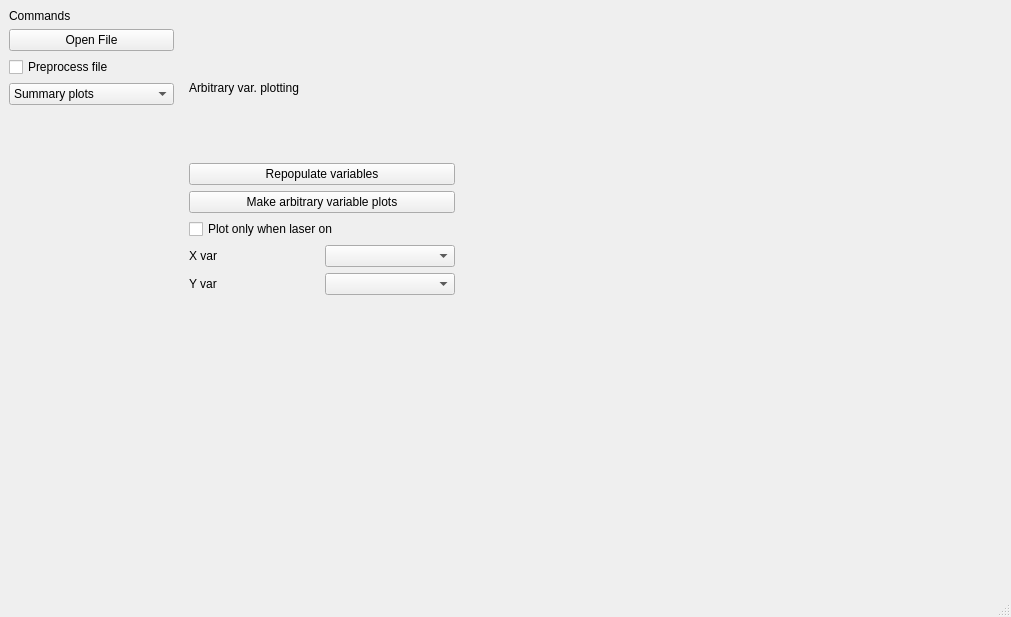
Qt form qt_poc/ui/main_window.ui (sw580844/ngif_romar) before a commit.
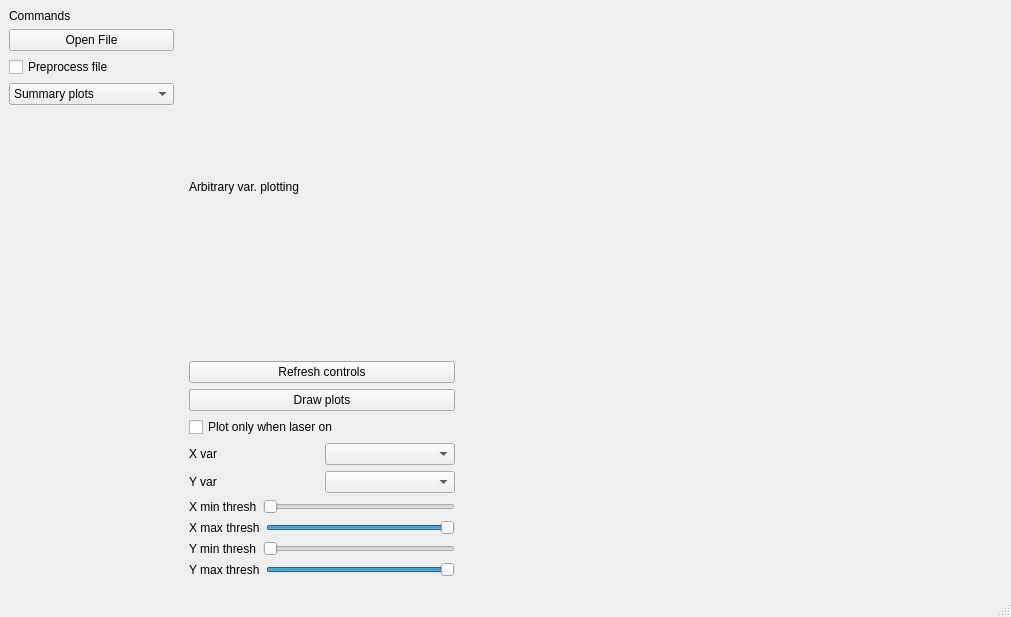
The same form after that commit.

Commit message: Some pylint fixes, also added threshs to arb var plots

```diff
--- a/qt_poc/ui/main_window.ui
+++ b/qt_poc/ui/main_window.ui
@@ -208,14 +208,14 @@
               <item>
                <widget class="QPushButton" name="page3_pushbutton_repopulate">
                 <property name="text">
-                 <string>Repopulate variables</string>
+                 <string>Refresh controls</string>
                 </property>
                </widget>
               </item>
               <item>
                <widget class="QPushButton" name="page3_pushbutton_makeplots">
                 <property name="text">
-                 <string>Make arbitrary variable plots</string>
+                 <string>Draw plots</string>
                 </property>
                </widget>
               </item>
@@ -226,6 +226,13 @@
                 </property>
                </widget>
               </item>
+             </layout>
+            </item>
+            <item row="1" column="1">
+             <widget class="QWidget" name="page3_bottomright" native="true"/>
+            </item>
+            <item row="1" column="0">
+             <layout class="QVBoxLayout" name="verticalLayout_2">
               <item>
                <layout class="QHBoxLayout" name="horizontalLayout_7">
                 <item>
@@ -254,6 +261,84 @@
                 </item>
                </layout>
               </item>
+              <item>
+               <layout class="QHBoxLayout" name="horizontalLayout_9">
+                <item>
+                 <widget class="QLabel" name="label_5">
+                  <property name="text">
+                   <string>X min thresh</string>
+                  </property>
+                 </widget>
+                </item>
+                <item>
+                 <widget class="QSlider" name="horizontal_slider_arb_var_x_min_thresh">
+                  <property name="orientation">
+                   <enum>Qt::Horizontal</enum>
+                  </property>
+                 </widget>
+                </item>
+               </layout>
+              </item>
+              <item>
+               <layout class="QHBoxLayout" name="horizontalLayout_2">
+                <item>
+                 <widget class="QLabel" name="label_3">
+                  <property name="text">
+                   <string>X max thresh</string>
+                  </property>
+                 </widget>
+                </item>
+                <item>
+                 <widget class="QSlider" name="horizontal_slider_arb_var_x_max_thresh">
+                  <property name="value">
+                   <number>99</number>
+                  </property>
+                  <property name="orientation">
+                   <enum>Qt::Horizontal</enum>
+                  </property>
+                 </widget>
+                </item>
+               </layout>
+              </item>
+              <item>
+               <layout class="QHBoxLayout" name="horizontalLayout_10">
+                <item>
+                 <widget class="QLabel" name="label_6">
+                  <property name="text">
+                   <string>Y min thresh</string>
+                  </property>
+                 </widget>
+                </item>
+                <item>
+                 <widget class="QSlider" name="horizontal_slider_arb_var_y_min_thresh">
+                  <property name="orientation">
+                   <enum>Qt::Horizontal</enum>
+                  </property>
+                 </widget>
+                </item>
+               </layout>
+              </item>
+              <item>
+               <layout class="QHBoxLayout" name="horizontalLayout_11">
+                <item>
+                 <widget class="QLabel" name="label_7">
+                  <property name="text">
+                   <string>Y max thresh</string>
+                  </property>
+                 </widget>
+                </item>
+                <item>
+                 <widget class="QSlider" name="horizontal_slider_arb_var_y_max_thresh">
+                  <property name="value">
+                   <number>99</number>
+                  </property>
+                  <property name="orientation">
+                   <enum>Qt::Horizontal</enum>
+                  </property>
+                 </widget>
+                </item>
+               </layout>
+              </item>
              </layout>
             </item>
             <item row="1" column="1">
```
Left out of the diff: 5 changed lines with no effect on the pictures. The commit also changes 1 other file.
